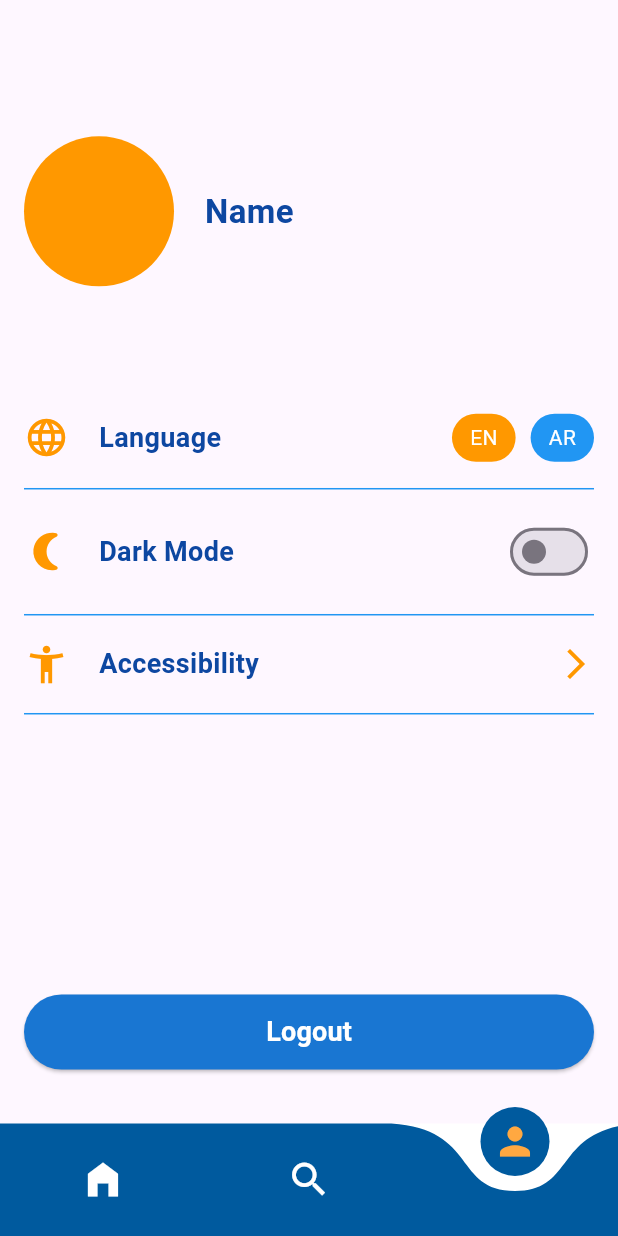
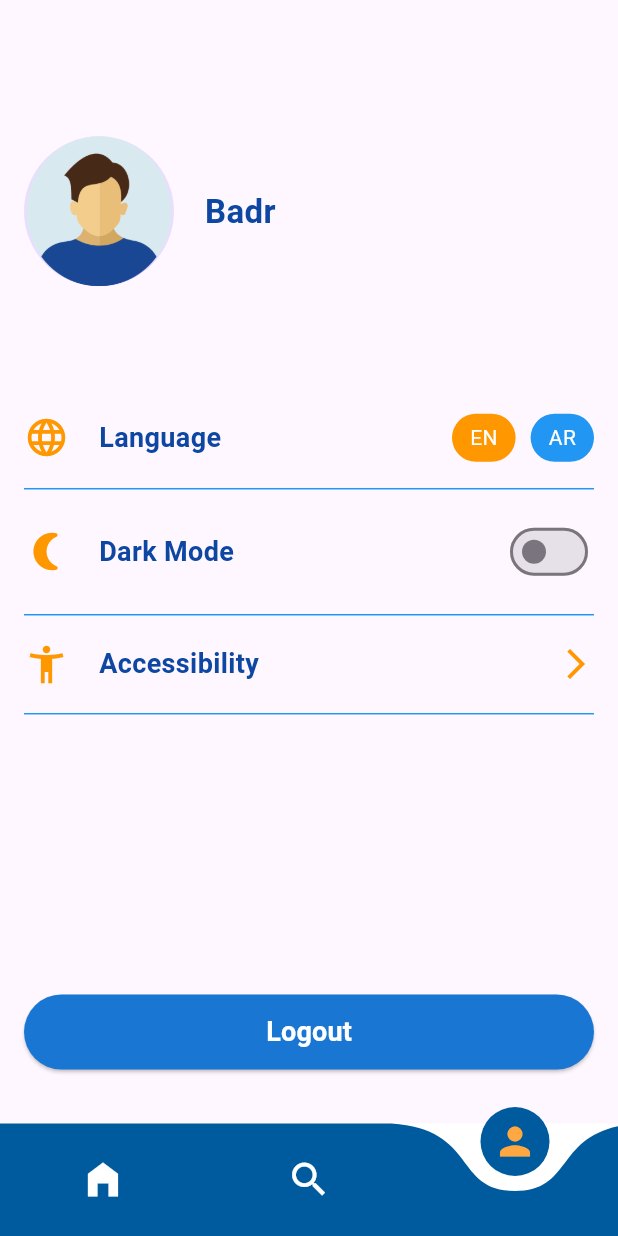
Before and after one commit to Badrmohamedragab/Final_Project_DEPI_HorizonX, a Flutter app: the HomeScreen screen opened directly, item 3 of the bottom bar chosen, on a phone screen of 412 x 824 dp. Run offline on Flutter 3.47's test engine with Material 3 defaults, Android fonts, the phone set to English and light mode, and no system bars; drawn by our look-alikes of curved_navigation_bar; our stand-ins replace firebase_auth, firebase_core, flutter_rating_bar, modal_progress_hud_nsn, speech_to_text; accounts and stored records are empty; network calls fail.

Commit message:
make the UI more suitable and solve some errors

```diff
--- a/HorizonX/horizonx/lib/screens/City_view.dart
+++ b/HorizonX/horizonx/lib/screens/City_view.dart
@@ -168,6 +168,7 @@
 // }
 
 import 'package:flutter/material.dart';
+import '../constants.dart';
 import 'cafes.dart';
 import 'cities_view.dart';
 import 'restaurants.dart';
@@ -198,7 +199,7 @@ class city_view extends StatelessWidget {
           title: Text(
             cityName,
             style: TextStyle(
-                color: Colors.blue, fontSize: 22, fontWeight: FontWeight.bold),
+                color: ConstColors.primaryBlueColor, fontSize: 22, fontWeight: FontWeight.bold),
           ),
           centerTitle: true,
         ),
@@ -248,7 +249,7 @@ class city_view extends StatelessWidget {
             child: Text(
               'Discover $cityName',
               style: TextStyle(
-                color: Colors.blue,
+                color: ConstColors.primaryBlueColor,
                 fontSize: 20,
                 fontWeight: FontWeight.bold,
               ),
--- a/HorizonX/horizonx/lib/screens/cities_view.dart
+++ b/HorizonX/horizonx/lib/screens/cities_view.dart
@@ -1,4 +1,5 @@
 import 'package:flutter/material.dart';
+import 'package:horizonx/constants.dart';
 import 'City_view.dart';
 
 void main() {
@@ -17,7 +18,7 @@ class cities_view extends StatelessWidget {
 
         title: Text(
           "Cities",
-          style: TextStyle(color: Colors.blue, fontSize: 22, fontWeight: FontWeight.bold),
+          style: TextStyle(color: ConstColors.primaryBlueColor, fontSize: 22, fontWeight: FontWeight.bold),
         ),
         centerTitle: true,
       ),
@@ -95,6 +96,7 @@ class RegionCard extends StatelessWidget {
           Text(
             region.name,
             style: TextStyle(
+              color: ConstColors.primaryBlueColor ,
               fontSize: 20,
               fontWeight: FontWeight.bold,
             ),
--- a/HorizonX/horizonx/lib/screens/home_screen.dart
+++ b/HorizonX/horizonx/lib/screens/home_screen.dart
@@ -6,8 +6,7 @@ import 'package:horizonx/screens/search_screen.dart';
 import 'package:horizonx/screens/settings_screen.dart';
 
 class HomeScreen extends StatefulWidget {
-  const HomeScreen({super.key});
-
+   HomeScreen({super.key});
   @override
   State<HomeScreen> createState() => _HomeScreenState();
 }
@@ -17,7 +16,7 @@ class _HomeScreenState extends State<HomeScreen> {
   final _pages = [
      cities_view(),
      const SearchByVoiceScreen(),
-    const SettingsScreen(),
+     SettingsScreen(),
   ];
   @override
   Widget build(BuildContext context) {
--- a/HorizonX/horizonx/lib/screens/settings_screen.dart
+++ b/HorizonX/horizonx/lib/screens/settings_screen.dart
@@ -2,10 +2,10 @@ import 'package:flutter/material.dart';
 import 'package:horizonx/widgets/lang_button.dart';
 import 'package:horizonx/widgets/settings_option.dart';
 
+import '../constants.dart';
 import 'login_screen.dart';
 class SettingsScreen extends StatefulWidget {
   const SettingsScreen({super.key});
-
   @override
   State<SettingsScreen> createState() => _SettingsScreenState();
 }
@@ -25,13 +25,11 @@ class _SettingsScreenState extends State<SettingsScreen> {
               children: [
                 const CircleAvatar(
                   radius: 50,
-                  // backgroundImage:
-                  //     NetworkImage('https://via.placeholder.com/150'),
-                  backgroundColor: Colors.orange,
+                  backgroundImage: AssetImage("${imageAsset}preson.jpg"),
                 ),
                 SizedBox(width: MediaQuery.of(context).size.width / 20),
                 Text(
-                  'Name',
+                  'Badr',
                   style: TextStyle(
                     fontSize: 22,
                     fontWeight: FontWeight.bold,
```
Also changed, not shown: HorizonX/horizonx/lib/screens/PlaceDetails_screen.dart (+9 -1 lines), HorizonX/horizonx/lib/screens/cafes.dart (+15 -3 lines), HorizonX/horizonx/lib/screens/restaurants.dart (+15 -3 lines), HorizonX/horizonx/assets/images/preson.jpg (added).
